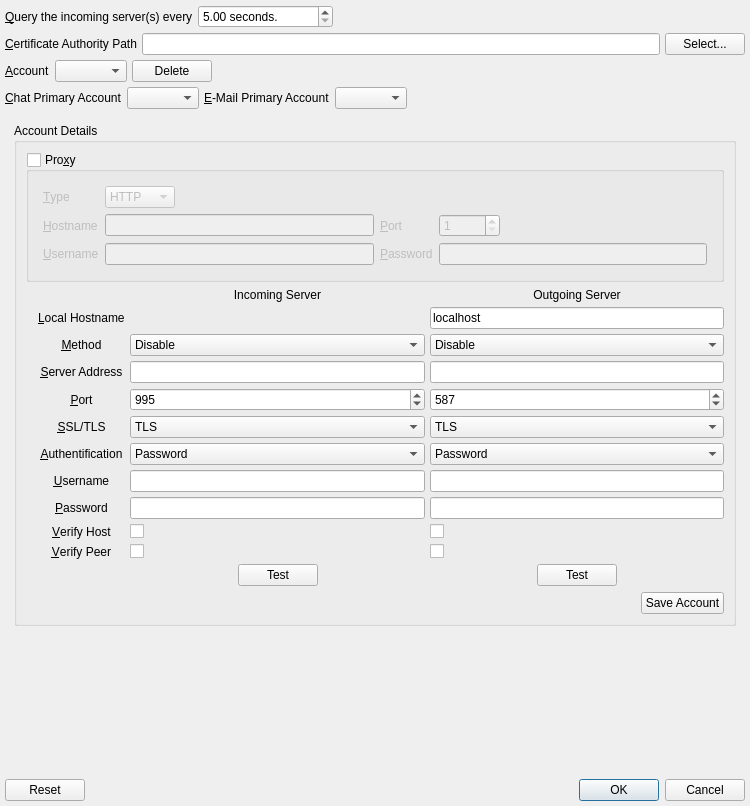
Above: branches/trunk/GoldBug-UI/spot-on-poptastic-retrophone-settings.ui from textbrowser/spot-on before the change. Below: the same form after it.
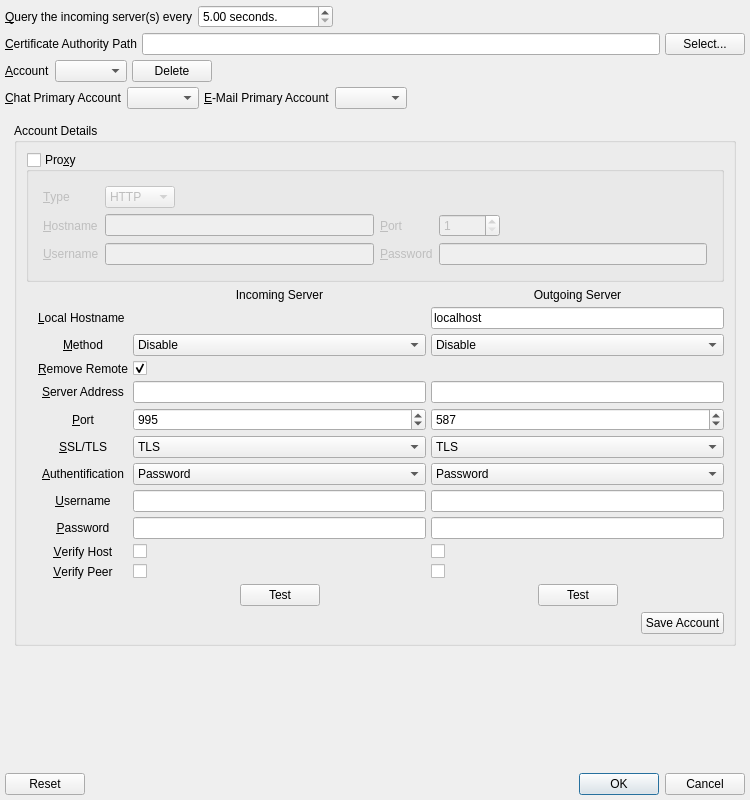
That is the form after the change. Icons and pictures are not drawn.

Commit message: GB widget.

Diff of the .ui file:
```diff
--- a/branches/trunk/GoldBug-UI/spot-on-poptastic-retrophone-settings.ui
+++ b/branches/trunk/GoldBug-UI/spot-on-poptastic-retrophone-settings.ui
@@ -7,7 +7,7 @@
     <x>0</x>
     <y>0</y>
     <width>750</width>
-    <height>806</height>
+    <height>800</height>
    </rect>
   </property>
   <property name="windowTitle">
@@ -209,7 +209,7 @@
         <x>0</x>
         <y>0</y>
         <width>740</width>
-        <height>645</height>
+        <height>641</height>
        </rect>
       </property>
       <layout class="QVBoxLayout" name="verticalLayout_3">
@@ -445,7 +445,7 @@
                 </item>
                </widget>
               </item>
-              <item row="7" column="3">
+              <item row="8" column="3">
                <widget class="QComboBox" name="out_authentication">
                 <property name="sizeAdjustPolicy">
                  <enum>QComboBox::AdjustToContents</enum>
@@ -457,7 +457,7 @@
                 </item>
                </widget>
               </item>
-              <item row="3" column="0">
+              <item row="4" column="0">
                <widget class="QLabel" name="label_4">
                 <property name="text">
                  <string>&amp;Server Address</string>
@@ -470,7 +470,7 @@
                 </property>
                </widget>
               </item>
-              <item row="7" column="1">
+              <item row="8" column="1">
                <widget class="QComboBox" name="in_authentication">
                 <property name="sizeAdjustPolicy">
                  <enum>QComboBox::AdjustToContents</enum>
@@ -482,14 +482,14 @@
                 </item>
                </widget>
               </item>
-              <item row="9" column="1">
+              <item row="10" column="1">
                <widget class="QLineEdit" name="in_password">
                 <property name="echoMode">
                  <enum>QLineEdit::Password</enum>
                 </property>
                </widget>
               </item>
-              <item row="7" column="0">
+              <item row="8" column="0">
                <widget class="QLabel" name="label_7">
                 <property name="text">
                  <string>&amp;Authentification</string>
@@ -502,7 +502,7 @@
                 </property>
                </widget>
               </item>
-              <item row="6" column="1">
+              <item row="7" column="1">
                <widget class="QComboBox" name="in_ssltls">
                 <property name="currentIndex">
                  <number>2</number>
@@ -527,13 +527,13 @@
                 </item>
                </widget>
               </item>
-              <item row="3" column="1">
+              <item row="4" column="1">
                <widget class="QLineEdit" name="in_server_address"/>
               </item>
-              <item row="8" column="1">
+              <item row="9" column="1">
                <widget class="QLineEdit" name="in_username"/>
               </item>
-              <item row="5" column="1">
+              <item row="6" column="1">
                <widget class="QSpinBox" name="in_server_port">
                 <property name="minimum">
                  <number>1</number>
@@ -546,7 +546,7 @@
                 </property>
                </widget>
               </item>
-              <item row="9" column="0">
+              <item row="10" column="0">
                <widget class="QLabel" name="label_9">
                 <property name="text">
                  <string>&amp;Password</string>
@@ -579,16 +579,19 @@
                 </item>
                </widget>
               </item>
-              <item row="8" column="3">
-               <widget class="QLineEdit" name="out_username"/>
-              </item>
               <item row="9" column="3">
+               <widget class="QLineEdit" name="out_username"/>
+              </item>
+              <item row="10" column="3">
                <widget class="QLineEdit" name="out_password">
                 <property name="echoMode">
                  <enum>QLineEdit::Password</enum>
                 </property>
                </widget>
               </item>
+              <item row="4" column="3">
+               <widget class="QLineEdit" name="out_server_address"/>
+              </item>
               <item row="2" column="0">
                <widget class="QLabel" name="label_10">
                 <property name="text">
@@ -612,9 +615,6 @@
                 </property>
                </widget>
               </item>
-              <item row="3" column="3">
-               <widget class="QLineEdit" name="out_server_address"/>
-              </item>
               <item row="0" column="1">
                <widget class="QLabel" name="label">
                 <property name="text">
@@ -625,7 +625,7 @@
                 </property>
                </widget>
               </item>
-              <item row="6" column="3">
+              <item row="7" column="3">
                <widget class="QComboBox" name="out_ssltls">
                 <property name="currentIndex">
                  <number>2</number>
@@ -650,7 +650,7 @@
                 </item>
                </widget>
               </item>
-              <item row="12" column="1">
+              <item row="13" column="1">
                <layout class="QHBoxLayout" name="horizontalLayout">
                 <property name="spacing">
                  <number>5</number>
@@ -690,7 +690,7 @@
                 </item>
                </layout>
               </item>
-              <item row="5" column="3">
+              <item row="6" column="3">
                <widget class="QSpinBox" name="out_server_port">
                 <property name="minimum">
                  <number>1</number>
@@ -703,7 +703,7 @@
                 </property>
                </widget>
               </item>
-              <item row="5" column="0">
+              <item row="6" column="0">
                <widget class="QLabel" name="label_5">
                 <property name="text">
                  <string>&amp;Port</string>
@@ -716,7 +716,7 @@
                 </property>
                </widget>
               </item>
-              <item row="8" column="0">
+              <item row="9" column="0">
                <widget class="QLabel" name="label_8">
                 <property name="text">
                  <string>&amp;Username</string>
@@ -729,7 +729,7 @@
                 </property>
                </widget>
               </item>
-              <item row="6" column="0">
+              <item row="7" column="0">
                <widget class="QLabel" name="label_3">
                 <property name="text">
                  <string>&amp;SSL/TLS</string>
@@ -742,7 +742,7 @@
                 </property>
                </widget>
               </item>
-              <item row="12" column="3">
+              <item row="13" column="3">
                <layout class="QHBoxLayout" name="horizontalLayout_2">
                 <property name="spacing">
                  <number>5</number>
@@ -782,7 +782,7 @@
                 </item>
                </layout>
               </item>
-              <item row="10" column="0">
+              <item row="11" column="0">
                <widget class="QLabel" name="label_16">
                 <property name="text">
                  <string>&amp;Verify Host</string>
@@ -795,21 +795,21 @@
                 </property>
                </widget>
               </item>
-              <item row="10" column="1">
+              <item row="11" column="1">
                <widget class="QCheckBox" name="in_verify_host">
                 <property name="text">
                  <string/>
                 </property>
                </widget>
               </item>
-              <item row="10" column="3">
+              <item row="11" column="3">
                <widget class="QCheckBox" name="out_verify_host">
                 <property name="text">
                  <string/>
                 </property>
                </widget>
               </item>
-              <item row="11" column="0">
+              <item row="12" column="0">
                <widget class="QLabel" name="label_18">
                 <property name="text">
                  <string>&amp;Verify Peer</string>
@@ -822,14 +822,14 @@
                 </property>
                </widget>
               </item>
-              <item row="11" column="1">
+              <item row="12" column="1">
                <widget class="QCheckBox" name="in_verify_peer">
                 <property name="text">
                  <string/>
                 </property>
                </widget>
               </item>
-              <item row="11" column="3">
+              <item row="12" column="3">
                <widget class="QCheckBox" name="out_verify_peer">
                 <property name="text">
                  <string/>
@@ -853,6 +853,29 @@
                 </property>
                </widget>
               </item>
+              <item row="3" column="0">
+               <widget class="QLabel" name="label_23">
+                <property name="text">
+                 <string>&amp;Remove Remote</string>
+                </property>
+                <property name="buddy">
+                 <cstring>in_remove_remote</cstring>
+                </property>
+               </widget>
+              </item>
+              <item row="3" column="1">
+               <widget class="QCheckBox" name="in_remove_remote">
+                <property name="toolTip">
+                 <string>&lt;html&gt;&lt;head/&gt;&lt;body&gt;&lt;p&gt;Attempt to remove retrieved entries from the remote server.&lt;/p&gt;&lt;/body&gt;&lt;/html&gt;</string>
+                </property>
+                <property name="text">
+                 <string/>
+                </property>
+                <property name="checked">
+                 <bool>true</bool>
+                </property>
+               </widget>
+              </item>
              </layout>
             </item>
            </layout>
```
Left out of the diff: 1 changed line with no effect on the pictures.
